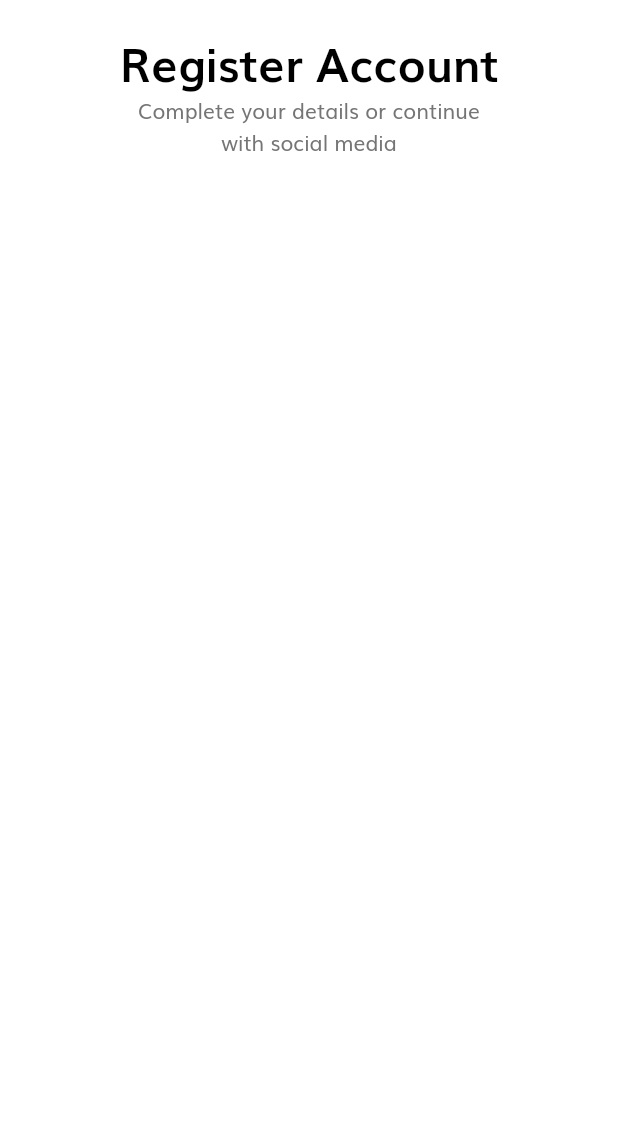
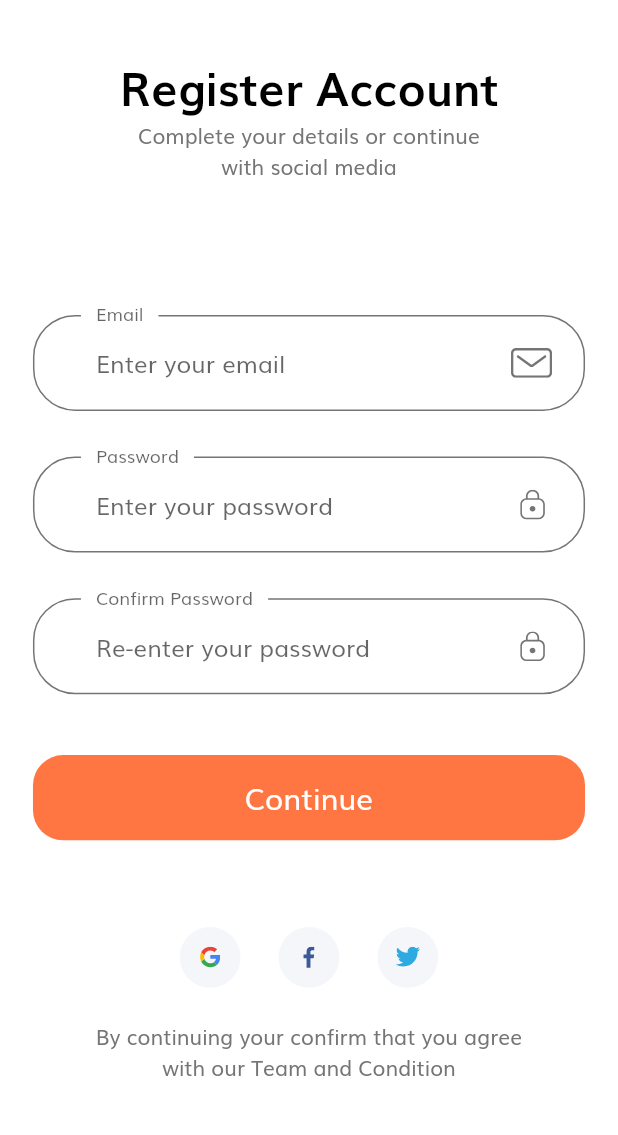
Before and after one commit to AlMamun-CSE/E-Commerce-Final-With-Flutter, a Flutter app: the SignUpScreen screen opened by its route, on a phone screen of 412 x 824 dp, the part 58-1193 px from its top. Run offline on Flutter 3.47's test engine with Material 2 defaults, Android fonts, the phone set to English and light mode, and no system bars; our stand-ins replace flutter_svg.

```diff
--- a/lib/components/body.dart
+++ b/lib/components/body.dart
@@ -1,5 +1,6 @@
 import 'package:flutter/material.dart';
 import 'package:tokota/constants.dart';
+import 'package:tokota/screen/phone_otp/phone_otp_screen.dart';
 import 'package:tokota/screen/sign_in/sign_in_screen.dart';
 import 'package:tokota/size_config.dart';
 
--- a/lib/constants.dart
+++ b/lib/constants.dart
@@ -30,6 +30,6 @@ const String kInvalidEmailError = "Please Enter Valid Email";
 const String kPassNullError = "Please Enter your password";
 const String kShortPassError = "Password is too short";
 const String kMatchPassError = "Passwords don't match";
-const String kNamelNullError = "Please Enter your name";
+const String kNameNullError = "Please Enter your name";
 const String kPhoneNumberNullError = "Please Enter your phone number";
 const String kAddressNullError = "Please Enter your address";
--- a/lib/route.dart
+++ b/lib/route.dart
@@ -1,6 +1,8 @@
 import 'package:flutter/material.dart';
+import 'package:tokota/screen/complete_profile/complete_profile_screen.dart';
 import 'package:tokota/screen/forgot_password/forgot_password_screen.dart';
 import 'package:tokota/screen/login_success/login_success_screen.dart';
+import 'package:tokota/screen/phone_otp/phone_otp_screen.dart';
 import 'package:tokota/screen/sign_in/sign_in_screen.dart';
 import 'package:tokota/screen/sign_up/sign_up_screen.dart';
 import 'package:tokota/screen/splash/SplashScreen.dart';
@@ -13,4 +15,6 @@ final Map<String, WidgetBuilder> route = {
   ForgotPasswordScreen.routeName: (context) => ForgotPasswordScreen(),
   LogInSuccessScreen.routeName: (context) => LogInSuccessScreen(),
   SignUpScreen.routeName: (context) => SignUpScreen(),
+  CompleteProfile.routeName: (context) => CompleteProfile(),
+  PhoneOtpScreen.routeName: (context) => PhoneOtpScreen(),
 };
--- /dev/null
+++ b/lib/screen/phone_otp/components/body.dart
@@ -0,0 +1,8 @@
+import 'package:flutter/material.dart';
+
+class Body extends StatelessWidget {
+  @override
+  Widget build(BuildContext context) {
+    return Container();
+  }
+}
--- a/lib/screen/sign_up/components/body.dart
+++ b/lib/screen/sign_up/components/body.dart
@@ -1,5 +1,10 @@
 import 'package:flutter/material.dart';
+import 'package:tokota/components/default_button.dart';
 import 'package:tokota/constants.dart';
+import 'package:tokota/screen/sign_in/custom_surffix_icon.dart';
+import 'package:tokota/screen/sign_in/form_errors.dart';
+import 'package:tokota/screen/sign_in/social_card.dart';
+import 'package:tokota/screen/sign_up/components/sign_up_form.dart';
 import 'package:tokota/size_config.dart';
 
 class Body extends StatelessWidget {
@@ -7,8 +12,12 @@ class Body extends StatelessWidget {
   Widget build(BuildContext context) {
     return SizedBox(
       width: double.infinity,
+      child: Padding(
+        padding: EdgeInsets.symmetric(horizontal: getProportionateScreenWidth(20),),
+        child: SingleChildScrollView(
           child: Column(
             children: [
+              SizedBox(height: SizeConfig.screenHeight * 0.02,),//2%
               Text(
                 "Register Account",
                 style: headingStyle,
@@ -16,24 +25,33 @@ class Body extends StatelessWidget {
               Text("Complete your details or continue \nwith social media",
                 textAlign: TextAlign.center,
               ),
+              SizedBox(height: SizeConfig.screenHeight * 0.07,),//8 % off total height
               SignUpFrom(),
+              SizedBox(height: SizeConfig.screenHeight * 0.07,),// 8 % off total height
+              Row(
+                mainAxisAlignment: MainAxisAlignment.center,
+                children: [
+                  SocialCard(
+                    icon: "assets/icons/google-icon.svg",
+                    press: () {},
+                  ),
+                  SocialCard(
+                    icon: "assets/icons/facebook-2.svg",
+                    press: () {},
+                  ),
+                  SocialCard(
+                    icon: "assets/icons/twitter.svg",
+                    press: () {},
+                  ),
                 ],
+              ),
+              SizedBox(height: getProportionateScreenWidth(20),),
+              Text("By continuing your confirm that you agree \nwith our Team and Condition",
+              textAlign: TextAlign.center,),
+            ],
+          ),
+        ),
       ),
     );
   }
 }
-
-class SignUpFrom extends StatefulWidget {
-  @override
-  _SignUpFromState createState() => _SignUpFromState();
-}
-
-class _SignUpFromState extends State<SignUpFrom> {
-
-
-
-  @override
-  Widget build(BuildContext context) {
-    return Container();
-  }
-}
--- /dev/null
+++ b/lib/screen/sign_up/components/sign_up_form.dart
@@ -0,0 +1,164 @@
+import 'package:flutter/material.dart';
+import 'package:tokota/components/default_button.dart';
+import 'package:tokota/screen/complete_profile/complete_profile_screen.dart';
+import 'package:tokota/screen/sign_in/custom_surffix_icon.dart';
+import 'package:tokota/screen/sign_in/form_errors.dart';
+
+import '../../../constants.dart';
+import '../../../size_config.dart';
+
+class SignUpFrom extends StatefulWidget {
+  @override
+  _SignUpFromState createState() => _SignUpFromState();
+}
+
+class _SignUpFromState extends State<SignUpFrom> {
+  final _fromKey = GlobalKey<FormState>();
+  String email,password,confirmPassword;
+  List<String>errors = [];
+
+  void addError({String error}) {
+    if (!errors.contains(error))
+      setState(() {
+        errors.add(error);
+      });
+  }
+
+  void removeError({String error}) {
+    if (errors.contains(error))
+      setState(() {
+        errors.remove(error);
+      });
+  }
+
+
+  @override
+  Widget build(BuildContext context) {
+    return Form(
+      key: _fromKey,
+      child: SafeArea(
+        child: Column(
+          children: [
+            SizedBox(height: getProportionateScreenHeight(30),),
+            buildEmailFormField(),
+            SizedBox(height: getProportionateScreenHeight(30),),
+            buildPasswordFormField(),
+            SizedBox(height: getProportionateScreenHeight(30),),
+            buildConformPassFormField(),
+            FromError(errors: errors),
+            SizedBox(height: getProportionateScreenHeight(40),),
+            DefaultButton(
+              text: "Continue",
+              press: (){
+                if(_fromKey.currentState.validate()){
+                  //Go to complete profile page
+                  Navigator.pushNamed(context, CompleteProfile.routeName);
+                }
+              },
+            )
+          ],
+        ),
+      ),
+    );
+
+  }
+
+  TextFormField buildConformPassFormField() {
+    return TextFormField(
+      obscureText: true,
+      onSaved: (newValue) => confirmPassword = newValue,
+      onChanged: (value) {
+        if (value.isNotEmpty) {
+          removeError(error: kPassNullError);
+        } else if (value.isNotEmpty && password == confirmPassword) {
+          removeError(error: kMatchPassError);
+        }
+        confirmPassword = value;
+      },
+      validator: (value) {
+        if (value.isEmpty) {
+          addError(error: kPassNullError);
+          return "";
+        } else if ((password != value)) {
+          addError(error: kMatchPassError);
+          return "";
+        }
+        return null;
+      },
+      decoration: InputDecoration(
+        labelText: "Confirm Password",
+        hintText: "Re-enter your password",
+        // If  you are using latest version of flutter then lable text and hint text shown like this
+        // if you r using flutter less then 1.20.* then maybe this is not working properly
+        floatingLabelBehavior: FloatingLabelBehavior.always,
+        suffixIcon: CustomSurffixIcon(svgIcon: "assets/icons/Lock.svg"),
+      ),
+    );
+  }
+
+  TextFormField buildPasswordFormField() {
+    return TextFormField(
+      obscureText: true,
+      onSaved: (newValue) => password = newValue,
+      onChanged: (value) {
+        if (value.isNotEmpty) {
+          removeError(error: kPassNullError);
+        } else if (value.length >= 8) {
+          removeError(error: kShortPassError);
+        }
+        password = value;
+      },
+      validator: (value) {
+        if (value.isEmpty) {
+          addError(error: kPassNullError);
+          return "";
+        } else if (value.length < 8) {
+          addError(error: kShortPassError);
+          return "";
+        }
+        return null;
+      },
+      decoration: InputDecoration(
+        labelText: "Password",
+        hintText: "Enter your password",
+        // If  you are using latest version of flutter then lable text and hint text shown like this
+        // if you r using flutter less then 1.20.* then maybe this is not working properly
+        floatingLabelBehavior: FloatingLabelBehavior.always,
+        suffixIcon: CustomSurffixIcon(svgIcon: "assets/icons/Lock.svg"),
+      ),
+    );
+  }
+
+  TextFormField buildEmailFormField() {
+    return TextFormField(
+      keyboardType: TextInputType.emailAddress,
+      onSaved: (newValue) => email = newValue,
+      onChanged: (value) {
+        if (value.isNotEmpty) {
+          removeError(error: kEmailNullError);
+        } else if (emailValidatorRegExp.hasMatch(value)) {
+          removeError(error: kInvalidEmailError);
+        }
+        return null;
+      },
+      validator: (value) {
+        if (value.isEmpty) {
+          addError(error: kEmailNullError);
+          return "";
+        } else if (!emailValidatorRegExp.hasMatch(value)) {
+          addError(error: kInvalidEmailError);
+          return "";
+        }
+        return null;
+      },
+      decoration: InputDecoration(
+        labelText: "Email",
+        hintText: "Enter your email",
+        // If  you are using latest version of flutter then lable text and hint text shown like this
+        // if you r using flutter less then 1.20.* then maybe this is not working properly
+        floatingLabelBehavior: FloatingLabelBehavior.always,
+        suffixIcon: CustomSurffixIcon(svgIcon: "assets/icons/Mail.svg"),
+      ),
+    );
+  }
+}
--- a/lib/screen/sign_up/sign_up_screen.dart
+++ b/lib/screen/sign_up/sign_up_screen.dart
@@ -10,7 +10,6 @@ class SignUpScreen extends StatelessWidget {
         centerTitle: true,
         title: Text("Sign Up"),
       ),
-
       body: Body(),
     );
   }
```
Also changed, not shown: lib/components/form_error.dart (added, +37 -0 lines), lib/screen/complete_profile/complete_profile_screen.dart (added, +14 -0 lines), lib/screen/complete_profile/component/body.dart (added, +42 -0 lines), lib/screen/complete_profile/component/complete_profile_form.dart (added, +193 -0 lines), lib/screen/phone_otp/phone_otp_screen.dart (added, +16 -0 lines), lib/screen/screen.dart (deleted). Lines whose indentation alone changed are shown as unchanged.
